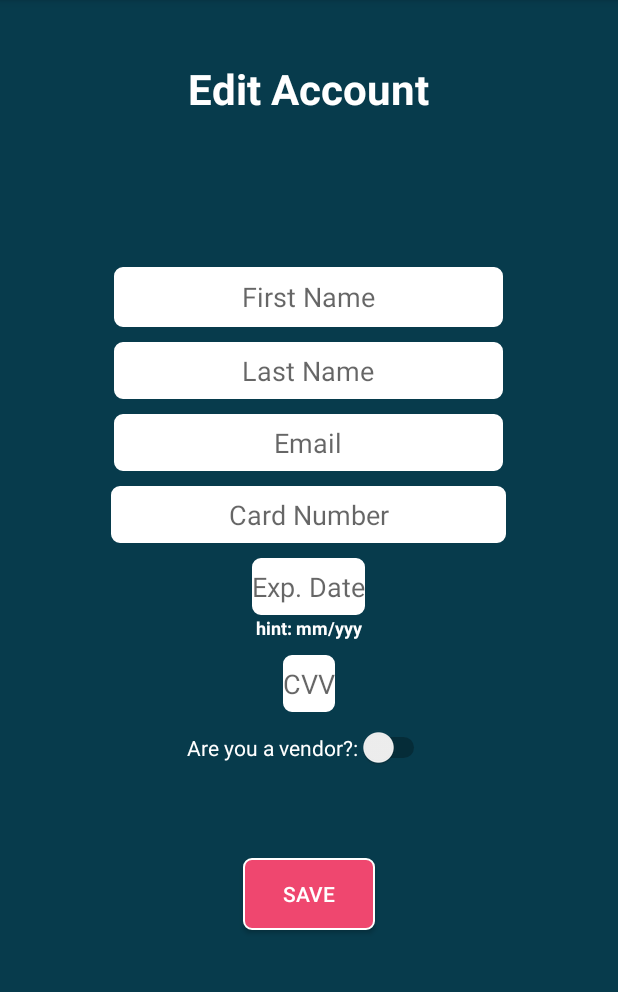
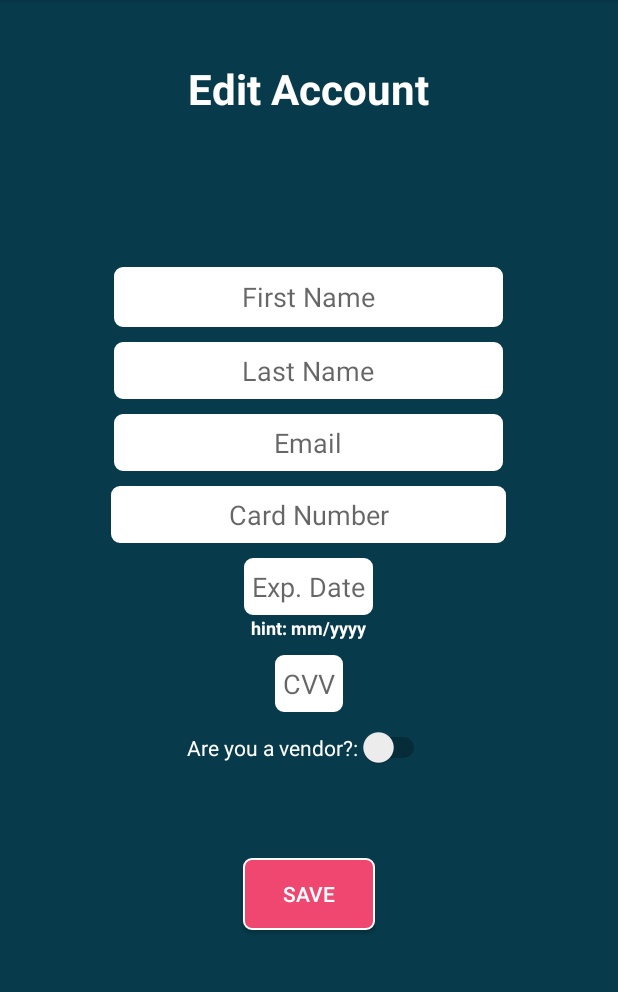
Before and after one commit to SCCapstone/TabDab, an Android app: the fragment EditInfoFragment placed in its activity, on a phone screen of 412 x 824 dp, the part 84-1076 px from its top. Run offline under Robolectric (Android 15) with nearby library versions, the phone set to English and light mode, and no system bars; our stand-ins replace Firebase (no records; nobody signed in at launch, a user with empty details on screens opened directly); libraries missing offline, so code that uses them is left out: com.budiyev.android; 7 statements that could not run were skipped.

Commit message:
Small UI fixes. #181

```diff
--- a/app/src/main/res/layout/activity_create_account.xml
+++ b/app/src/main/res/layout/activity_create_account.xml
@@ -76,8 +76,7 @@
         android:layout_marginTop="10dp"
         android:ems="10"
         android:hint="Credit Card Number"
-
-        android:inputType="textPersonName"
+        android:inputType="number"
         android:padding="5dp"/>
 
     <EditText
@@ -112,7 +111,7 @@
         android:layout_marginTop="10dp"
         android:ems="10"
         android:hint="CVV"
-        android:inputType="textPersonName"
+        android:inputType="number"
         android:padding="5dp"/>
 
     <Switch
--- a/app/src/main/res/layout/fragment_edit_info.xml
+++ b/app/src/main/res/layout/fragment_edit_info.xml
@@ -64,6 +64,7 @@
         android:id="@+id/editExpDate"
         android:layout_width="wrap_content"
         android:layout_height="38dp"
+        android:padding="5dp"
         android:layout_gravity="center_horizontal"
         android:layout_marginTop="10dp"
         android:background="@drawable/login_edit_text"
@@ -75,7 +76,7 @@
         android:layout_height="wrap_content"
         android:layout_marginTop="0dp"
         android:layout_gravity="center_horizontal"
-        android:text="hint: mm/yyy"
+        android:text="hint: mm/yyyy"
         android:textSize="12sp"
         android:textStyle="bold"
         android:textColor="@color/white"/>
@@ -85,6 +86,7 @@
         android:background="@drawable/login_edit_text"
         android:layout_width="wrap_content"
         android:layout_height="38dp"
+        android:padding="5dp"
         android:layout_gravity="center_horizontal"
         android:layout_marginTop="10dp"
         android:hint="@string/cvv"
```
